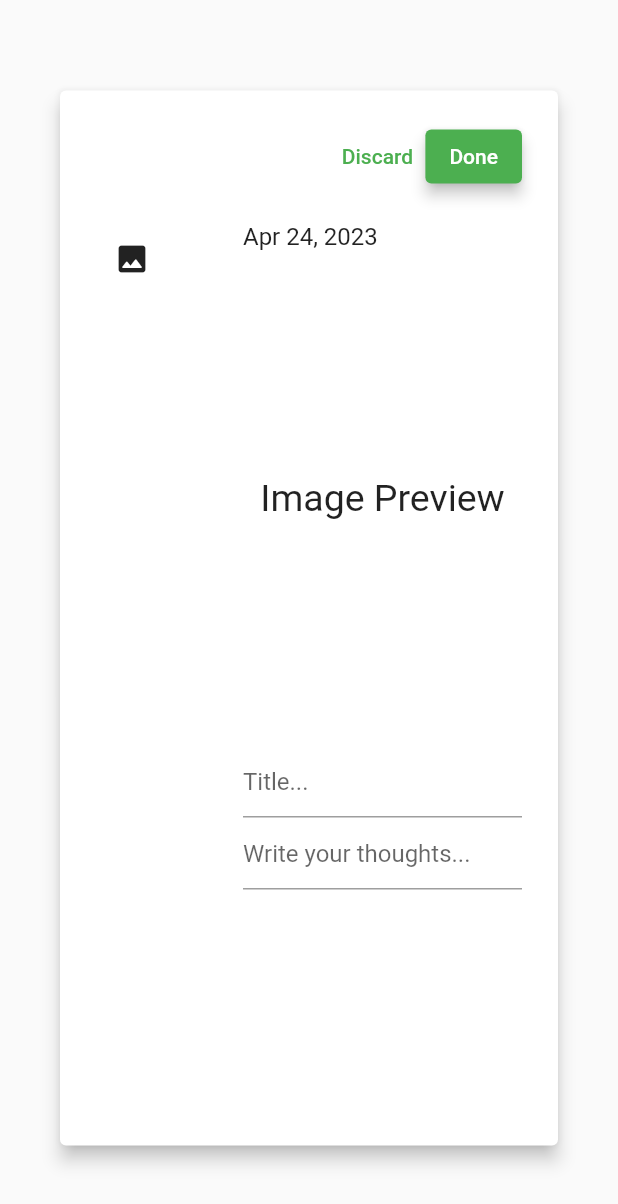
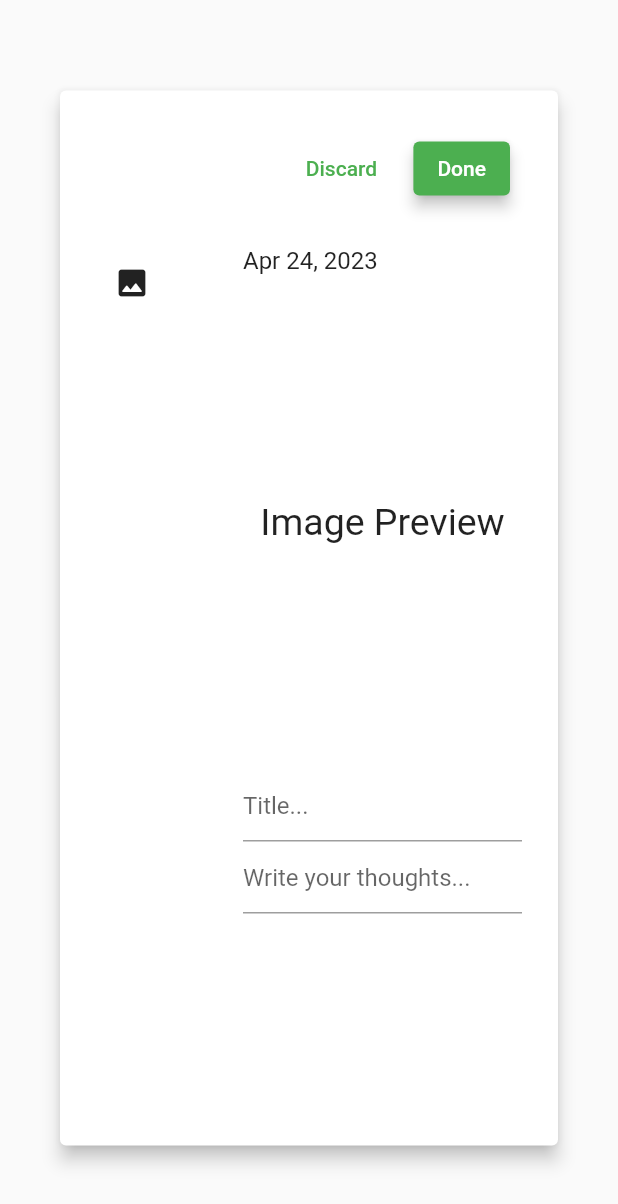
Before and after one commit to frksarkar/diary-book, a Flutter app: the NewTaskDialog widget shown alone on an empty page, opened directly with empty values, on a phone screen of 412 x 824 dp. Shown: the top 1204 px of the screen. Run offline on Flutter 3.47's test engine with Material 2 defaults, Android fonts, the light colour scheme and no system bars; our stand-ins replace cloud_firestore, firebase_auth, firebase_core, firebase_storage, syncfusion_flutter_datepicker; missing offline and left inert: image_picker_web; accounts and stored records are empty; generated files the repository leaves out were written again.

Commit message:
add widget

```diff
--- a/lib/widget/new_task_dialog.dart
+++ b/lib/widget/new_task_dialog.dart
@@ -1,5 +1,3 @@
-import 'dart:html' as html;
-
 import 'package:cloud_firestore/cloud_firestore.dart';
 import 'package:diary_book/model/diary.dart';
 import 'package:firebase_auth/firebase_auth.dart';
@@ -28,7 +26,6 @@ class _NewTaskDialogState extends State<NewTaskDialog> {
   var btnText = 'Done';
   CollectionReference diaryCollection =
       FirebaseFirestore.instance.collection('diaryNotes');
-  html.File? _cloudFile;
   var _fileBytes;
   Image? _imageWidget;
 
@@ -44,13 +41,18 @@ class _NewTaskDialogState extends State<NewTaskDialog> {
             Row(
               mainAxisAlignment: MainAxisAlignment.end,
               children: [
-                TextButton(
+                Padding(
+                  padding: const EdgeInsets.all(8.0),
+                  child: TextButton(
                     child: const Text('Discard'),
                     onPressed: () {
                       Navigator.of(context).pop();
                     },
                   ),
-                ElevatedButton(
+                ),
+                Padding(
+                  padding: const EdgeInsets.all(8.0),
+                  child: ElevatedButton(
                     style: ElevatedButton.styleFrom(elevation: 4),
                     child: Text(btnText),
                     onPressed: () {
@@ -110,6 +112,7 @@ class _NewTaskDialogState extends State<NewTaskDialog> {
                       }
                     },
                   ),
+                ),
               ],
             ),
             const SizedBox(height: 20),
@@ -122,8 +125,8 @@ class _NewTaskDialogState extends State<NewTaskDialog> {
                       children: [
                         IconButton(
                           icon: const Icon(Icons.image_rounded),
-                          onPressed: () {
-                            getMultipleImageInfos();
+                          onPressed: () async {
+                            await getMultipleImageInfos();
                           },
                         ),
                       ],
```
Lines whose indentation alone changed are shown as unchanged.
